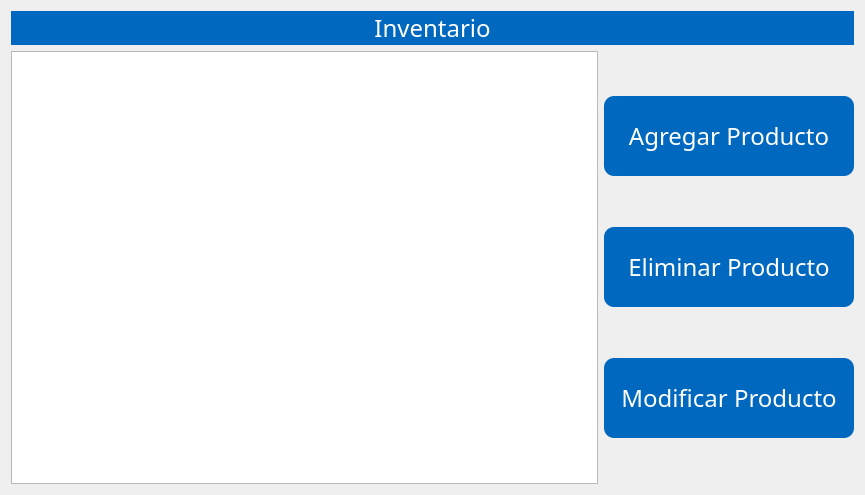
First picture: the form in ventanainventario.ui, repository MrDanielG/IS1-Proyecto-Relojes, before the edit.
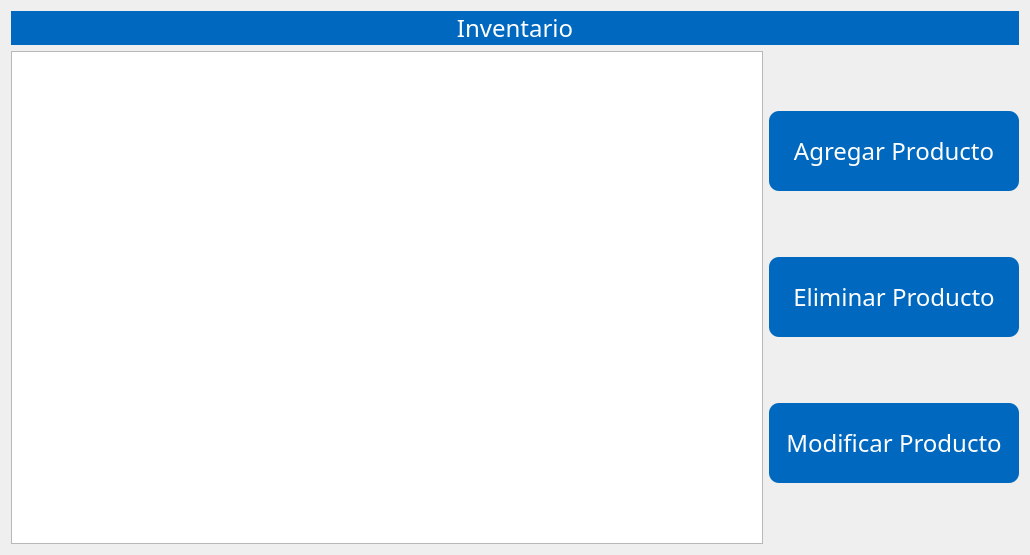
Second picture: the form after the edit.

Patch:
```diff
--- a/ventanainventario.ui
+++ b/ventanainventario.ui
@@ -6,8 +6,8 @@
    <rect>
     <x>0</x>
     <y>0</y>
-    <width>865</width>
-    <height>495</height>
+    <width>1030</width>
+    <height>555</height>
    </rect>
   </property>
   <property name="windowTitle">
@@ -31,6 +31,16 @@
 
 QLineEdit{
 	border-radius:14px;
+}
+
+QHeaderView::section {
+    background-color: #1869A9;
+	color: white;
+    padding: 4px;
+    font-size: 14pt;
+    border-style: none;
+    border-bottom: 1px solid #16618B;
+    border-right: 1px solid #fffff8;
 }</string>
   </property>
   <layout class="QGridLayout" name="gridLayout">
```
